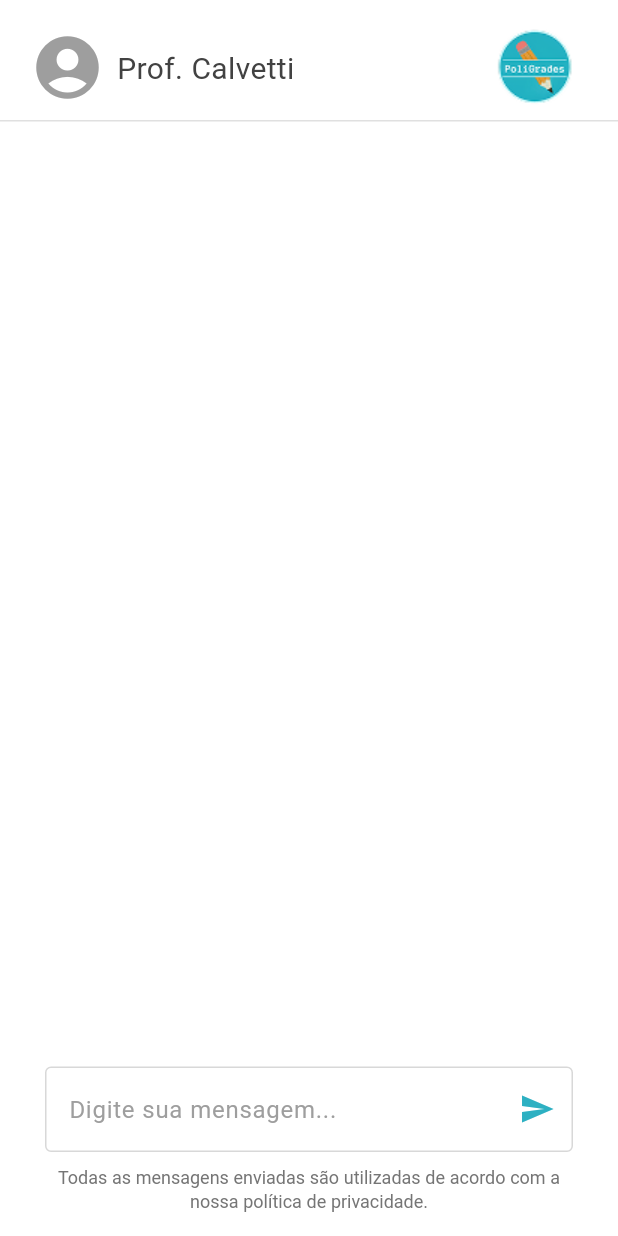
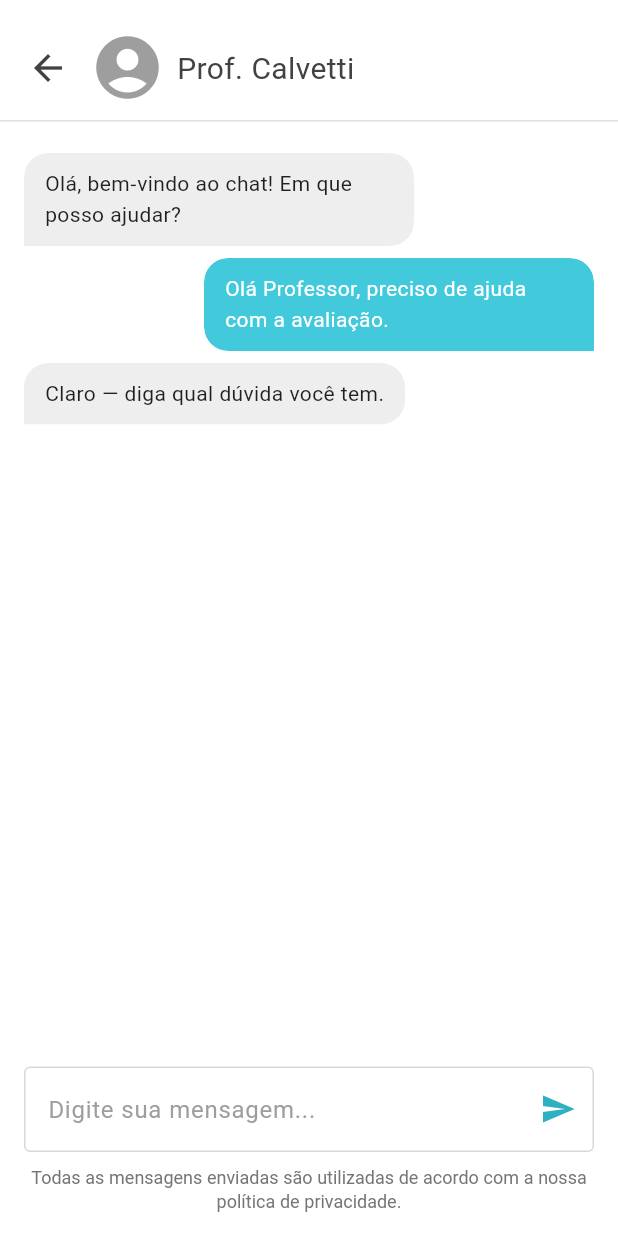
Before and after one commit to PoliGrades/Frontend, a Flutter app: the screen it shows after launch, on a phone screen of 412 x 824 dp. Run offline on Flutter 3.47's test engine with Material 3 defaults, Android fonts, the phone set to English and light mode, and no system bars; our stand-ins replace fl_chart, google_fonts, syncfusion_flutter_calendar; missing offline and left inert: syncfusion_localizations.

Commit message:
feat(chat_screen): add chat bubble

```diff
--- a/lib/src/chat_screen.dart
+++ b/lib/src/chat_screen.dart
@@ -220,10 +220,22 @@ class MobileChatScreen extends StatelessWidget {
         children: [
           Positioned(
             top: 20,
-            left: 20,
+            left: 8,
             child: Row(
               mainAxisSize: MainAxisSize.min,
               children: [
+                IconButton(
+                  padding: EdgeInsets.zero,
+                  constraints: const BoxConstraints(),
+                  icon: Icon(
+                    Icons.arrow_back,
+                    size: 28,
+                    color: Colors.grey[800],
+                  ),
+                  tooltip: 'Voltar',
+                  onPressed: () => Navigator.of(context).maybePop(),
+                ),
+                const SizedBox(width: 4),
                 const Icon(Icons.account_circle, size: 50, color: Colors.grey),
                 const SizedBox(width: 8),
                 Text(
@@ -244,52 +256,64 @@ class MobileChatScreen extends StatelessWidget {
             right: 0,
             child: Container(height: 1, color: Colors.grey[300]),
           ),
-          Positioned(
-            top: 0,
-            right: 10,
-            child: Image.asset('assets/images/logo.png', width: 90, height: 90),
-          ),
           SizedBox(
             width: size.width,
             child: Padding(
               padding: EdgeInsetsDirectional.only(
-                top: 35,
-                start: 30,
-                end: 30,
+                top: 90,
+                start: 16,
+                end: 16,
                 bottom: MediaQuery.of(context).viewInsets.bottom + 16,
               ),
               child: Column(
-                crossAxisAlignment: CrossAxisAlignment.start,
-                children: [
-                  const Spacer(),
-                  Column(
                 crossAxisAlignment: CrossAxisAlignment.stretch,
                 children: [
+                  Expanded(
+                    child: ListView(
+                      padding: const EdgeInsets.symmetric(vertical: 12),
+                      children: const [
+                        Align(
+                          alignment: Alignment.centerLeft,
+                          child: ChatBubble(
+                            text:
+                                'Olá, bem-vindo ao chat! Em que posso ajudar?',
+                            isOwn: false,
+                          ),
+                        ),
+                        SizedBox(height: 8),
+                        Align(
+                          alignment: Alignment.centerRight,
+                          child: ChatBubble(
+                            text:
+                                'Olá Professor, preciso de ajuda com a avaliação.',
+                            isOwn: true,
+                          ),
+                        ),
+                        SizedBox(height: 8),
+                        Align(
+                          alignment: Alignment.centerLeft,
+                          child: ChatBubble(
+                            text: 'Claro — diga qual dúvida você tem.',
+                            isOwn: false,
+                          ),
+                        ),
+                      ],
+                    ),
+                  ),
                   Row(
                     children: [
                       Expanded(
-                            child: Stack(
-                              alignment: Alignment.centerRight,
-                              children: [
-                                Padding(
-                                  padding: EdgeInsets.zero,
                         child: InputWithTile(
                           title: '',
                           hintText: 'Digite sua mensagem...',
                           onChanged: (value) {},
-                                    // reduce bottom spacing for mobile
                           bottomMargin: 4,
                           suffixIcon: IconButton(
                             tooltip: 'Enviar',
                             icon: const Icon(
                               Icons.send,
                               size: 24,
-                                        color: Color.fromARGB(
-                                          255,
-                                          45,
-                                          176,
-                                          194,
-                                        ),
+                              color: Color.fromARGB(255, 45, 176, 194),
                             ),
                             onPressed: () {
                               // ação ao pressionar o ícone
@@ -299,9 +323,7 @@ class MobileChatScreen extends StatelessWidget {
                       ),
                     ],
                   ),
-                          ),
-                        ],
-                      ),
+
                   const SizedBox(height: 4),
                   Center(
                     child: RichText(
@@ -322,8 +344,6 @@ class MobileChatScreen extends StatelessWidget {
                   ),
                 ],
               ),
-                ],
-              ),
             ),
           ),
         ],
@@ -331,3 +351,42 @@ class MobileChatScreen extends StatelessWidget {
     );
   }
 }
+
+class ChatBubble extends StatelessWidget {
+  final String text;
+  final bool isOwn;
+
+  const ChatBubble({super.key, required this.text, this.isOwn = true});
+
+  @override
+  Widget build(BuildContext context) {
+    final bgColor = isOwn ? const Color(0xFF42C9DC) : Colors.grey[200];
+    final textColor = isOwn ? Colors.white : Colors.black87;
+
+    const corner = Radius.circular(16);
+    final bottomLeftRadius = isOwn ? corner : Radius.zero;
+    final bottomRightRadius = isOwn ? Radius.zero : corner;
+
+    final borderRadius = BorderRadius.only(
+      topLeft: corner,
+      topRight: corner,
+      bottomLeft: bottomLeftRadius,
+      bottomRight: bottomRightRadius,
+    );
+
+    return ConstrainedBox(
+      constraints: const BoxConstraints(maxWidth: 260),
+      child: ClipRRect(
+        borderRadius: borderRadius,
+        child: Container(
+          padding: const EdgeInsets.symmetric(horizontal: 14, vertical: 10),
+          decoration: BoxDecoration(color: bgColor, borderRadius: borderRadius),
+          child: Text(
+            text,
+            style: GoogleFonts.leagueSpartan(fontSize: 14, color: textColor),
+          ),
+        ),
+      ),
+    );
+  }
+}
```
Lines whose indentation alone changed are shown as unchanged.
